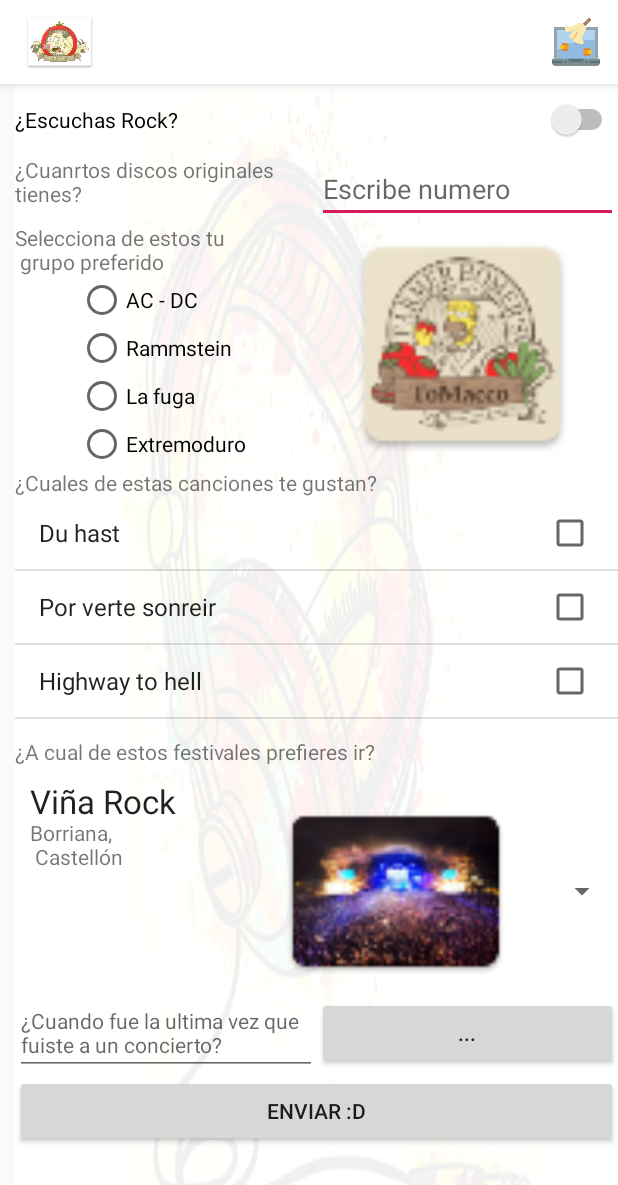
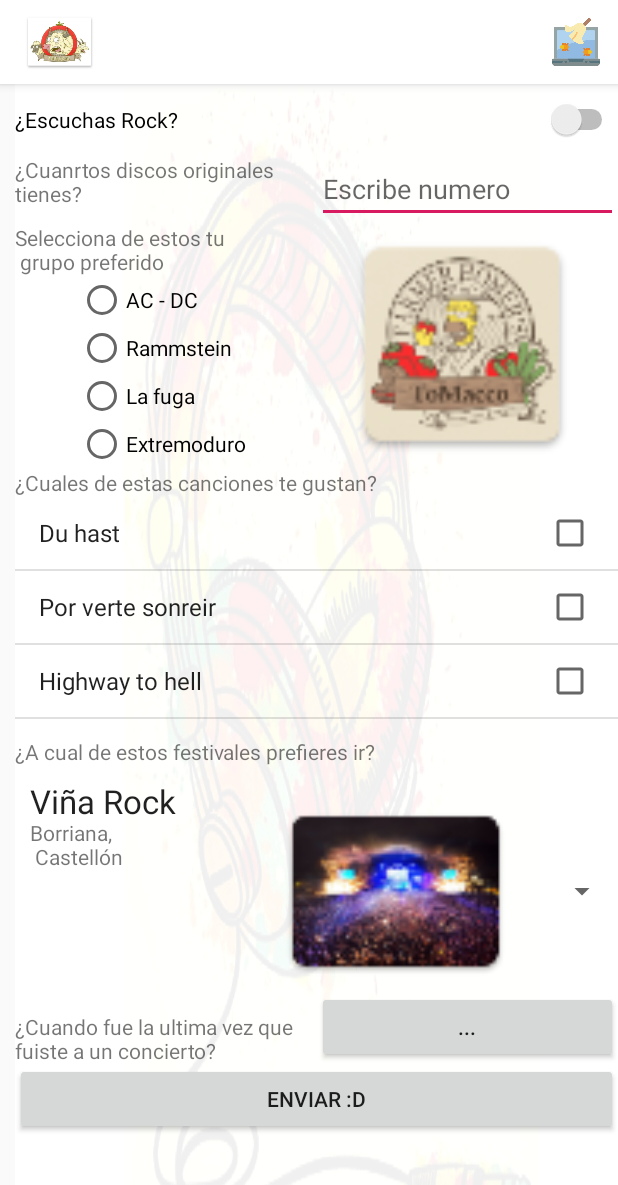
Before and after one commit to dominp97/T1v1, an Android app: the screen it shows after launch (MainActivity), on a phone screen of 412 x 824 dp. Shown: the top 1185 px of the screen. Run offline under Robolectric (Android 15) with nearby library versions, the phone set to English and light mode, and no system bars.

Commit message:
Cambios infimos

```diff
--- a/app/src/main/res/layout/activity_main.xml
+++ b/app/src/main/res/layout/activity_main.xml
@@ -203,11 +203,11 @@
                     android:layout_width="match_parent"
                     android:layout_height="wrap_content"
                     android:layout_weight="1">
-                    <EditText
+                    <TextView
                         android:layout_width="wrap_content"
                         android:layout_height="wrap_content"
                         android:textAppearance="?android:attr/textAppearanceSmall"
-                        android:hint="@string/tFecha"
+                        android:text="@string/tFecha"
                         android:id="@+id/txtFechaNacimiento"
                         android:layout_weight="1"/>
                     <Button
```
Also changed, not shown: app/src/main/java/com/pmdm/t1v1/MainActivity.java (+10 -10 lines).
